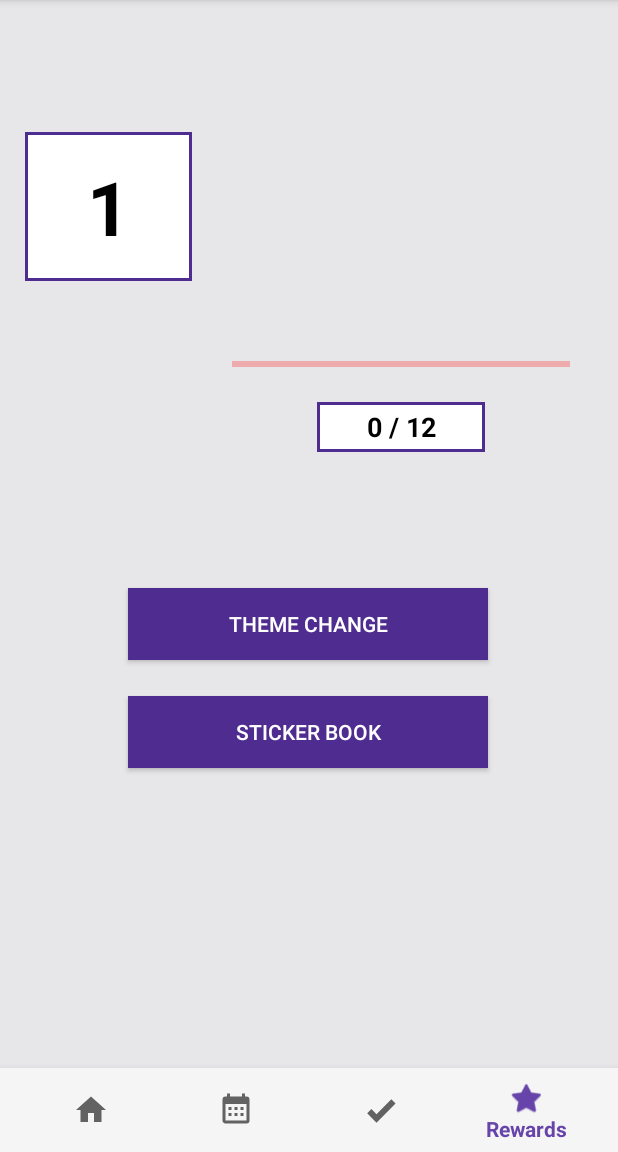
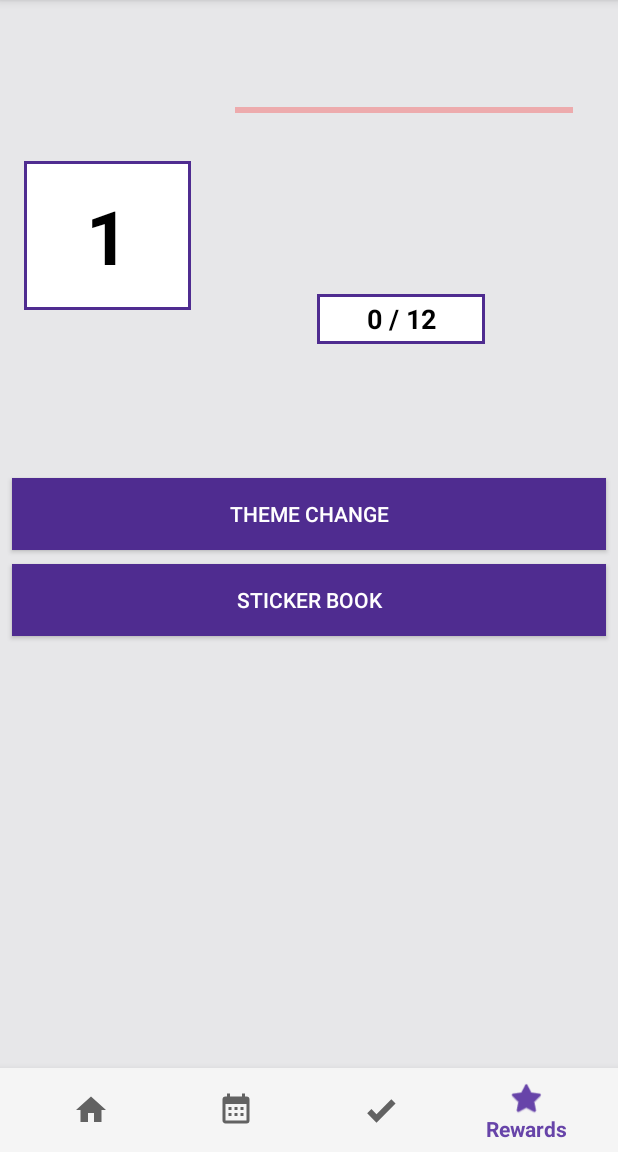
Before and after one commit to kyleguieb/TaskR, an Android app: the Rewards screen opened directly, with no data from a screen before it, on a phone screen of 412 x 824 dp, the part 84-1236 px from its top. Run offline under Robolectric (Android 15) with nearby library versions, the phone set to English and light mode, and no system bars.

Commit message:
Fixed zero time, attempt at fixing layout of Rewards

```diff
--- a/TaskR/app/src/main/java/android/bignerdranch/taskr/MainActivity.java
+++ b/TaskR/app/src/main/java/android/bignerdranch/taskr/MainActivity.java
@@ -243,7 +243,12 @@ public class MainActivity extends AppCompatActivity {
                         public void onTimeSet(TimePicker view, int hourOfDay, int minute) {
 
                             String time = hourOfDay + ":" + minute;
-                            inputTime.setText(time);
+                            //inputTime.setText(time);
+                            int hour = hourOfDay % 12;
+                            if (hour == 0)
+                                hour = 12;
+                            inputTime.setText(String.format("%02d:%02d %s", hour, minute,
+                                    hourOfDay < 12 ? "AM" : "PM"));
                         }
                     };
 
--- a/TaskR/app/src/main/java/android/bignerdranch/taskr/RecyclerViewAdapter.java
+++ b/TaskR/app/src/main/java/android/bignerdranch/taskr/RecyclerViewAdapter.java
@@ -153,7 +153,12 @@ public class RecyclerViewAdapter extends RecyclerView.Adapter<RecyclerViewAdapte
                     public void onTimeSet(TimePicker view, int hourOfDay, int minute) {
 
                         String time = hourOfDay + ":" + minute;
-                        mTime.setText(time);
+                        //mTime.setText(String.format("%02d:%02d", hourOfDay, minute));
+                        int hour = hourOfDay % 12;
+                        if (hour == 0)
+                            hour = 12;
+                        mTime.setText(String.format("%02d:%02d %s", hour, minute,
+                                hourOfDay < 12 ? "AM" : "PM"));
                     }
                 };
 
--- a/TaskR/app/src/main/res/layout/activity_rewards.xml
+++ b/TaskR/app/src/main/res/layout/activity_rewards.xml
@@ -19,7 +19,7 @@
 
     <Button
         android:id="@+id/themeChange"
-        android:layout_width="240dp"
+        android:layout_width="0dp"
         android:layout_height="wrap_content"
         android:layout_marginStart="8dp"
         android:layout_marginLeft="8dp"
@@ -30,28 +30,29 @@
         android:background="?attr/colorPrimaryDark"
         android:text="@string/themeChange"
         android:textColor="@android:color/white"
+        android:textSize="14sp"
         app:layout_constraintBottom_toTopOf="@+id/stickerBook"
         app:layout_constraintEnd_toEndOf="parent"
-        app:layout_constraintHorizontal_bias="0.496"
+        app:layout_constraintHorizontal_bias="0.0"
         app:layout_constraintStart_toStartOf="parent"
         app:layout_constraintTop_toTopOf="parent"
-        app:layout_constraintVertical_bias="0.96" />
+        app:layout_constraintVertical_bias="0.996" />
 
     <Button
         android:id="@+id/stickerBook"
-        android:layout_width="240dp"
+        android:layout_width="0dp"
         android:layout_height="wrap_content"
         android:layout_marginStart="8dp"
         android:layout_marginLeft="8dp"
         android:layout_marginEnd="8dp"
         android:layout_marginRight="8dp"
-        android:layout_marginBottom="200dp"
+        android:layout_marginBottom="288dp"
         android:background="?attr/colorPrimaryDark"
         android:text="@string/book"
         android:textColor="@android:color/white"
         app:layout_constraintBottom_toTopOf="@+id/navigation"
         app:layout_constraintEnd_toEndOf="parent"
-        app:layout_constraintHorizontal_bias="0.496"
+        app:layout_constraintHorizontal_bias="0.0"
         app:layout_constraintStart_toStartOf="parent" />
 
     <TextView
@@ -60,9 +61,9 @@
         android:layout_height="99dp"
         android:layout_marginStart="8dp"
         android:layout_marginLeft="8dp"
-        android:layout_marginTop="44dp"
-        android:layout_marginEnd="284dp"
-        android:layout_marginRight="284dp"
+        android:layout_marginTop="8dp"
+        android:layout_marginEnd="8dp"
+        android:layout_marginRight="8dp"
         android:layout_marginBottom="8dp"
         android:background="@drawable/textview_border"
         android:gravity="center"
@@ -71,32 +72,32 @@
         android:textStyle="bold"
         app:layout_constraintBottom_toTopOf="@+id/themeChange"
         app:layout_constraintEnd_toEndOf="parent"
-        app:layout_constraintHorizontal_bias="1.0"
+        app:layout_constraintHorizontal_bias="0.028"
         app:layout_constraintStart_toStartOf="parent"
         app:layout_constraintTop_toTopOf="parent"
-        app:layout_constraintVertical_bias="0.182" />
+        app:layout_constraintVertical_bias="0.487" />
 
     <ProgressBar
         android:id="@+id/progressingBar"
         style="@style/Widget.AppCompat.ProgressBar.Horizontal"
         android:layout_width="225dp"
         android:layout_height="34dp"
-        android:layout_marginStart="4dp"
-        android:layout_marginLeft="4dp"
+        android:layout_marginStart="8dp"
+        android:layout_marginLeft="8dp"
         android:layout_marginTop="8dp"
         android:layout_marginEnd="8dp"
         android:layout_marginRight="8dp"
-        android:layout_marginBottom="132dp"
+        android:layout_marginBottom="8dp"
         android:background="@color/colorTest"
         android:max="10"
         android:progressBackgroundTint="@color/colorRed"
         android:progressTint="@color/colorBlue"
         app:layout_constraintBottom_toTopOf="@+id/themeChange"
         app:layout_constraintEnd_toEndOf="parent"
-        app:layout_constraintHorizontal_bias="0.489"
+        app:layout_constraintHorizontal_bias="0.49"
         app:layout_constraintStart_toEndOf="@+id/textViewLevel"
         app:layout_constraintTop_toTopOf="parent"
-        app:layout_constraintVertical_bias="1.0" />
+        app:layout_constraintVertical_bias="0.182" />
 
     <TextView
         android:id="@+id/textViewExperience"
@@ -113,10 +114,10 @@
         android:textColor="@android:color/black"
         android:textSize="18sp"
         android:textStyle="bold"
-        app:layout_constraintBottom_toTopOf="@+id/scrollViewProfile"
+        app:layout_constraintBottom_toTopOf="@+id/themeChange"
         app:layout_constraintEnd_toEndOf="parent"
-        app:layout_constraintHorizontal_bias="0.717"
-        app:layout_constraintStart_toStartOf="parent"
+        app:layout_constraintHorizontal_bias="0.487"
+        app:layout_constraintStart_toEndOf="@+id/textViewLevel"
         app:layout_constraintTop_toBottomOf="@+id/progressingBar"
-        app:layout_constraintVertical_bias="0.0" />
+        app:layout_constraintVertical_bias="0.545" />
 </android.support.constraint.ConstraintLayout>
```
